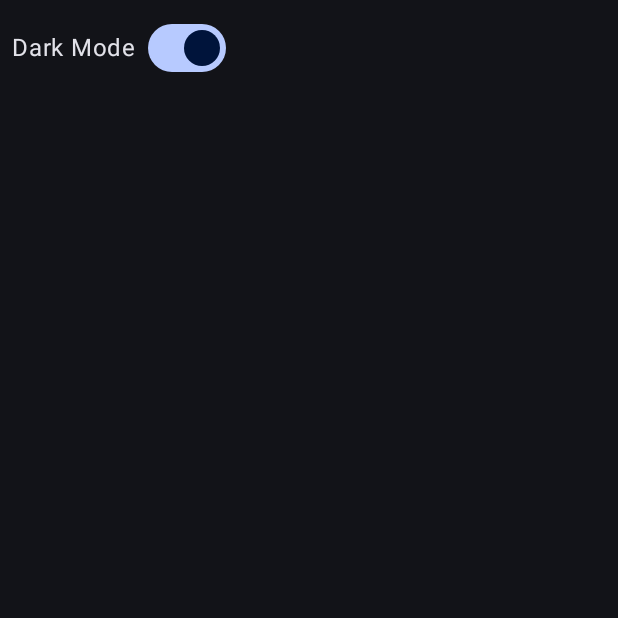
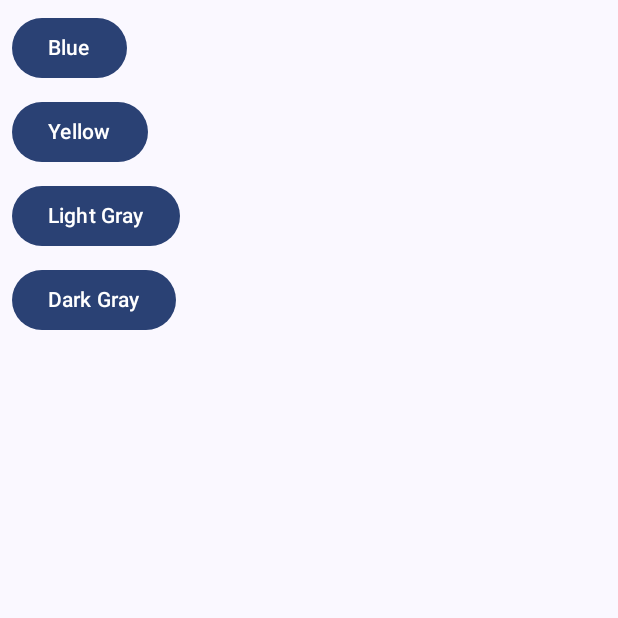
Before and after one commit to TheRandomCrafter83/ThemeExperiment2, an Android app built with Jetpack Compose: the screen it shows after launch (MainActivity), on a phone screen of 412 x 824 dp, the top half of it. Run offline under Robolectric (Android 15) with nearby library versions, the phone set to English and light mode, and no system bars; 3 statements that could not run were skipped.

Commit message:
Added my own custom theme class instead of using the built in color schemes. Sets the statusbar text color based on the statusbar background color.

```diff
--- a/app/src/main/java/com/coderzf1/themeexperiment2/MainActivity.kt
+++ b/app/src/main/java/com/coderzf1/themeexperiment2/MainActivity.kt
@@ -4,31 +4,36 @@ import android.os.Bundle
 import androidx.activity.ComponentActivity
 import androidx.activity.compose.setContent
 import androidx.compose.foundation.layout.Column
+import androidx.compose.foundation.layout.Spacer
 import androidx.compose.foundation.layout.fillMaxSize
+import androidx.compose.foundation.layout.height
 import androidx.compose.foundation.layout.padding
 import androidx.compose.material3.Button
-import androidx.compose.material3.Checkbox
 import androidx.compose.material3.MaterialTheme
 import androidx.compose.material3.Surface
-import androidx.compose.material3.Switch
 import androidx.compose.material3.Text
-import androidx.compose.runtime.Composable
+import androidx.compose.runtime.getValue
 import androidx.compose.runtime.mutableStateOf
 import androidx.compose.runtime.remember
-import androidx.compose.runtime.getValue
 import androidx.compose.runtime.setValue
 import androidx.compose.ui.Modifier
-import androidx.compose.ui.tooling.preview.Preview
+import androidx.compose.ui.graphics.Color
+import androidx.compose.ui.graphics.toArgb
 import androidx.compose.ui.unit.dp
 import com.coderzf1.themeexperiment2.composables.LabeledSwitch
+import com.coderzf1.themeexperiment2.ui.theme.CustomComposeTheme
+import com.coderzf1.themeexperiment2.ui.theme.Purple40
 import com.coderzf1.themeexperiment2.ui.theme.ThemeExperiment2Theme
 
 class MainActivity : ComponentActivity() {
     override fun onCreate(savedInstanceState: Bundle?) {
         super.onCreate(savedInstanceState)
         setContent {
-            var isDarkMode:Boolean by  remember{mutableStateOf(true)}
-            ThemeExperiment2Theme(darkTheme = isDarkMode) {
+            //var isDarkMode:Boolean by  remember{mutableStateOf(true)}
+            var testColor by remember {
+                mutableStateOf(Purple40.toArgb())
+            }
+            ThemeExperiment2Theme(customComposeTheme = CustomComposeTheme(statusBarColor = Color(testColor))) {
                 // A surface container using the 'background' color from the theme
                 Surface(
                     modifier = Modifier.fillMaxSize(),
@@ -39,9 +44,32 @@ class MainActivity : ComponentActivity() {
                             .fillMaxSize()
                             .padding(8.dp)
                     ) {
-                        LabeledSwitch(checked = isDarkMode, onCheckedChange = {isDarkMode = it}){
-                            Text("Dark Mode")
+                        Button(onClick = {
+                            testColor = Color.Blue.toArgb()
+                        }) {
+                            Text("Blue")
                         }
+                        Spacer(modifier = Modifier.height(8.dp))
+                        Button(onClick = {
+                            testColor = Color.Yellow.toArgb()
+                        }) {
+                            Text("Yellow")
+                        }
+                        Spacer(modifier = Modifier.height(8.dp))
+                        Button(onClick = {
+                            testColor = Color.LightGray.toArgb()
+                        }) {
+                            Text("Light Gray")
+                        }
+                        Spacer(modifier = Modifier.height(8.dp))
+                        Button(onClick = {
+                            testColor = Color.DarkGray.toArgb()
+                        }) {
+                            Text("Dark Gray")
+                        }
+//                        LabeledSwitch(checked = isDarkMode, onCheckedChange = {isDarkMode = it}){
+//                            Text("Dark Mode")
+//                        }
                     }
                 }
             }
--- a/app/src/main/java/com/coderzf1/themeexperiment2/ui/theme/Theme.kt
+++ b/app/src/main/java/com/coderzf1/themeexperiment2/ui/theme/Theme.kt
@@ -1,7 +1,9 @@
 package com.coderzf1.themeexperiment2.ui.theme
 
 import android.app.Activity
+import android.graphics.Color
 import android.os.Build
+import android.util.Log
 import androidx.compose.foundation.isSystemInDarkTheme
 import androidx.compose.material3.MaterialTheme
 import androidx.compose.material3.darkColorScheme
@@ -40,6 +42,7 @@ private val LightColorScheme = lightColorScheme(
 @Composable
 fun ThemeExperiment2Theme(
     darkTheme: Boolean = isSystemInDarkTheme(),
+    customComposeTheme: CustomComposeTheme = CustomComposeTheme(),
     // Dynamic color is available on Android 12+
     dynamicColor: Boolean = true,
     content: @Composable () -> Unit
@@ -57,8 +60,18 @@ fun ThemeExperiment2Theme(
     if (!view.isInEditMode) {
         SideEffect {
             val window = (view.context as Activity).window
-            window.statusBarColor = colorScheme.primary.toArgb()
-            WindowCompat.getInsetsController(window, view).isAppearanceLightStatusBars = darkTheme
+            window.statusBarColor = customComposeTheme.statusBarColor.toArgb()
+            window.navigationBarColor = customComposeTheme.navigationBarColor.toArgb()
+            val statusColor = window.statusBarColor
+            val rgb = intArrayOf(Color.red(statusColor),Color.green(statusColor),Color.blue(statusColor))
+            val brightness = Math.sqrt(
+                rgb[0] + rgb[0] + .241 +
+                rgb[1] * rgb[1] * .691 +
+                rgb[2] * rgb[2] * .068
+            )
+            var isDark = brightness >= 127
+
+            WindowCompat.getInsetsController(window, view).isAppearanceLightStatusBars = isDark
         }
     }
 
```
